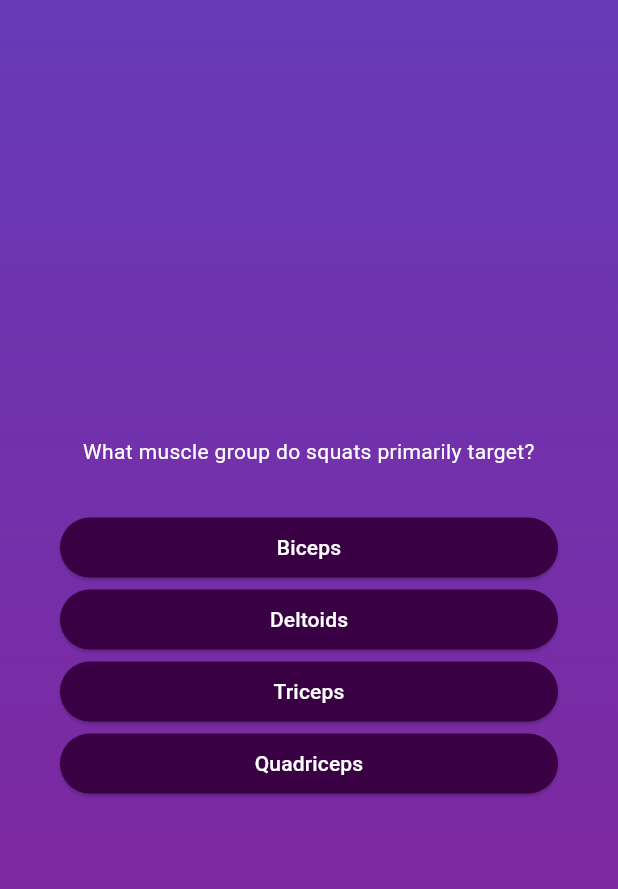
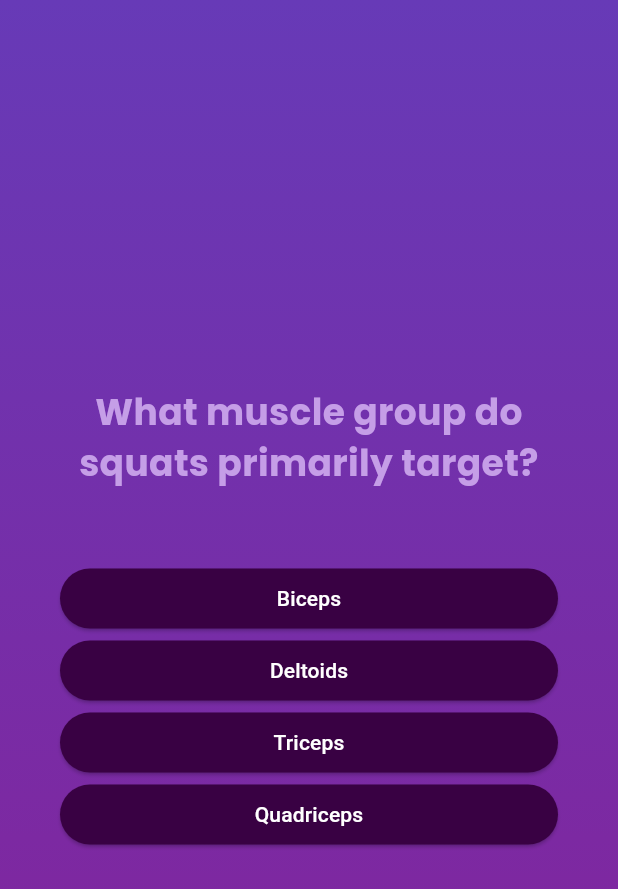
Before and after one commit to m104tanaka/adv_basics, a Flutter app: the screen it shows after launch, after a tap on "Start quiz!", on a phone screen of 412 x 824 dp. Shown: the top 889 px of the screen. Run offline on Flutter 3.47's test engine with Material 3 defaults, Android fonts, the phone set to English and light mode, and no system bars; our stand-ins replace google_fonts.

Commit message:
Apply google fonts

```diff
--- a/lib/question_screen.dart
+++ b/lib/question_screen.dart
@@ -1,6 +1,7 @@
 import 'package:adv_basics/answer_button.dart';
 import 'package:flutter/material.dart';
 import 'package:adv_basics/data/questions_answers.dart';
+import 'package:google_fonts/google_fonts.dart';
 
 class QuestionScreen extends StatefulWidget {
   const QuestionScreen({super.key});
@@ -34,11 +35,15 @@ class _QuestionScreenState extends State<QuestionScreen> {
           children: [
             Text(
               currentQuestion.text,
-              style: const TextStyle(color: Colors.white),
+              style: GoogleFonts.poppins(
+                color: const Color.fromARGB(255, 197, 158, 231),
+                fontSize: 24,
+                fontWeight: FontWeight.bold,
+              ),
               textAlign: TextAlign.center,
             ),
             const SizedBox(
-              height: 30,
+              height: 50,
             ),
             ...currentQuestion.getShuffledAnswers().map((answer) {
               return AnswerButton(answerText: answer, onTap: answerQuestion,);
--- a/lib/start_screen.dart
+++ b/lib/start_screen.dart
@@ -1,4 +1,5 @@
 import 'package:flutter/material.dart';
+import 'package:google_fonts/google_fonts.dart';
 
 class StartScreen extends StatelessWidget {
   const StartScreen(this.startQuiz, {super.key});
@@ -18,8 +19,12 @@ class StartScreen extends StatelessWidget {
             color: Color.fromARGB(90, 255, 252, 252),
           ),
           const SizedBox(height: 20),
-          const Text('Lean Flutter the fun way',
-              style: TextStyle(fontSize: 24, color: Colors.white)),
+          Text('Lean Fitness the fun way',
+              style: GoogleFonts.poppins(
+                color: const Color.fromARGB(255, 197, 158, 231),
+                fontSize: 24,
+                fontWeight: FontWeight.bold,
+              )),
           const SizedBox(height: 20),
           OutlinedButton.icon(
             icon: const Icon(Icons.quiz, color: Colors.white),
```
